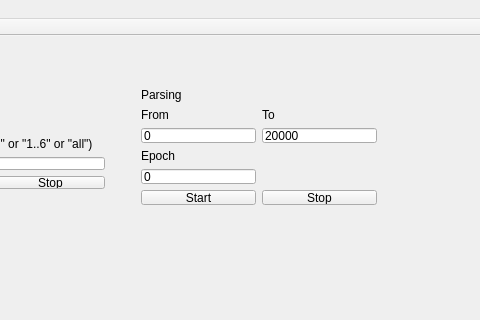
Above: interface.ui from zavalroman/vkwallreader before the change; both pictures show x 410 to 890 and y 0 to 320 of the 890 by 643 pixel window. Below: the same form after it.
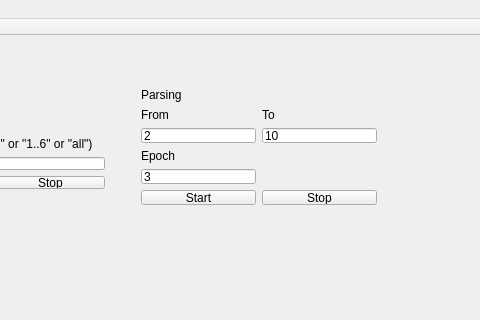
That is the form after the change.

What changed in the file:
```diff
--- a/interface.ui
+++ b/interface.ui
@@ -312,7 +312,7 @@
      <string>comment text</string>
     </property>
    </widget>
-   <widget class="QWidget" name="">
+   <widget class="QWidget" name="layoutWidget">
     <property name="geometry">
      <rect>
       <x>540</x>
@@ -346,14 +346,14 @@
      <item row="2" column="0">
       <widget class="QLineEdit" name="rangeFrom">
        <property name="text">
-        <string>0</string>
+        <string>2</string>
        </property>
       </widget>
      </item>
      <item row="2" column="1">
       <widget class="QLineEdit" name="rangeTo">
        <property name="text">
-        <string>20000</string>
+        <string>10</string>
        </property>
       </widget>
      </item>
@@ -367,7 +367,7 @@
      <item row="4" column="0">
       <widget class="QLineEdit" name="epochEdit">
        <property name="text">
-        <string>0</string>
+        <string>3</string>
        </property>
       </widget>
      </item>
```
